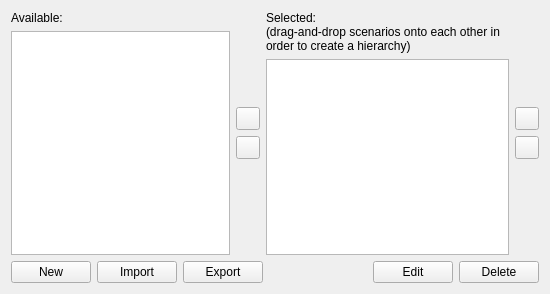
Above: simonlib/simonscenarioui/scenariomanagementdlg.ui from KDE/simon before the change. Below: the same form after it.
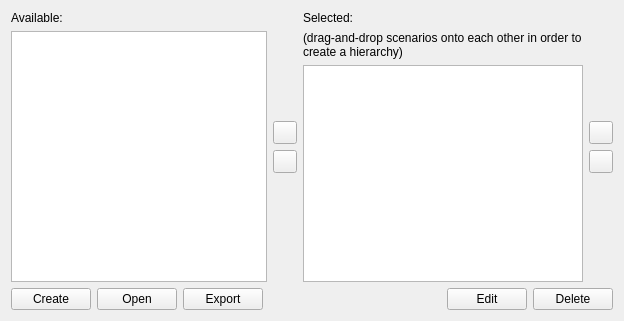
That is the form after the change. Custom widgets are drawn as their Qt base class.

Commit message: Adding scenario management config widget to first run wizard

Diff of the .ui file:
```diff
--- a/simonlib/simonscenarioui/scenariomanagementdlg.ui
+++ b/simonlib/simonscenarioui/scenariomanagementdlg.ui
@@ -6,8 +6,8 @@
    <rect>
     <x>0</x>
     <y>0</y>
-    <width>550</width>
-    <height>294</height>
+    <width>624</width>
+    <height>321</height>
    </rect>
   </property>
   <property name="windowTitle">
@@ -15,7 +15,13 @@
   </property>
   <layout class="QVBoxLayout" name="verticalLayout_5">
    <item>
+    <layout class="QHBoxLayout" name="horizontalLayout_3">
+     <item>
+      <widget class="QWidget" name="wgAvailable" native="true">
     <layout class="QHBoxLayout" name="horizontalLayout_2">
+        <property name="margin">
+         <number>0</number>
+        </property>
      <item>
       <layout class="QVBoxLayout" name="verticalLayout">
        <item>
@@ -89,13 +95,15 @@
        </item>
       </layout>
      </item>
+       </layout>
+      </widget>
+     </item>
      <item>
       <layout class="QVBoxLayout" name="verticalLayout_2">
        <item>
         <widget class="QLabel" name="lbSelected">
          <property name="text">
-          <string>Selected: 
-(drag-and-drop scenarios onto each other in order to create a hierarchy)</string>
+          <string>Selected:</string>
          </property>
          <property name="wordWrap">
           <bool>true</bool>
@@ -105,6 +113,16 @@
          </property>
         </widget>
        </item>
+       <item>
+        <widget class="QLabel" name="lbSelectedDetailed">
+         <property name="text">
+          <string>(drag-and-drop scenarios onto each other in order to create a hierarchy)</string>
+         </property>
+         <property name="wordWrap">
+          <bool>true</bool>
+         </property>
+        </widget>
+       </item>
        <item>
         <widget class="QTreeWidget" name="twSelected">
          <property name="editTriggers">
@@ -185,14 +203,14 @@
      <item>
       <widget class="KPushButton" name="pbCreateScenario">
        <property name="text">
-        <string comment="Create a new scenario">New</string>
+        <string comment="Create a new scenario">Create</string>
        </property>
       </widget>
      </item>
      <item>
       <widget class="KPushButton" name="pbImportScenario">
        <property name="text">
-        <string>Import</string>
+        <string>Open</string>
        </property>
       </widget>
      </item>
```
Lines whose indentation alone changed are shown as unchanged. The commit also changes 8 other files.
